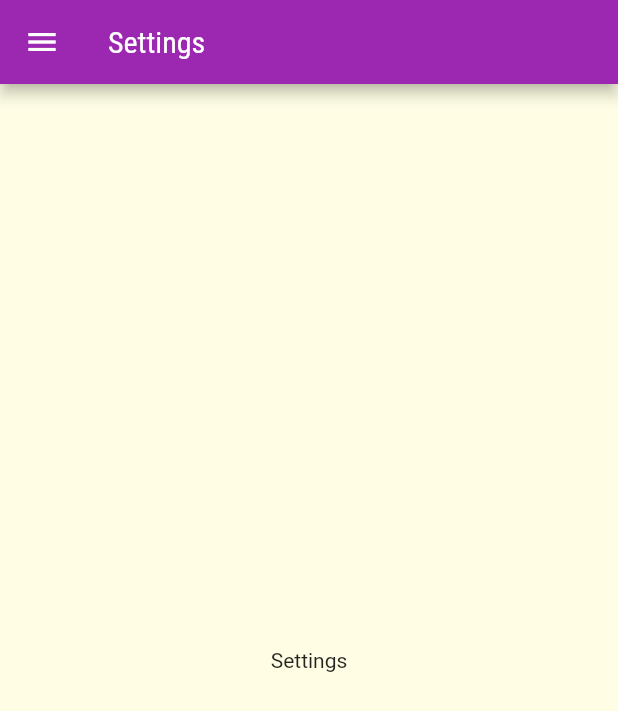
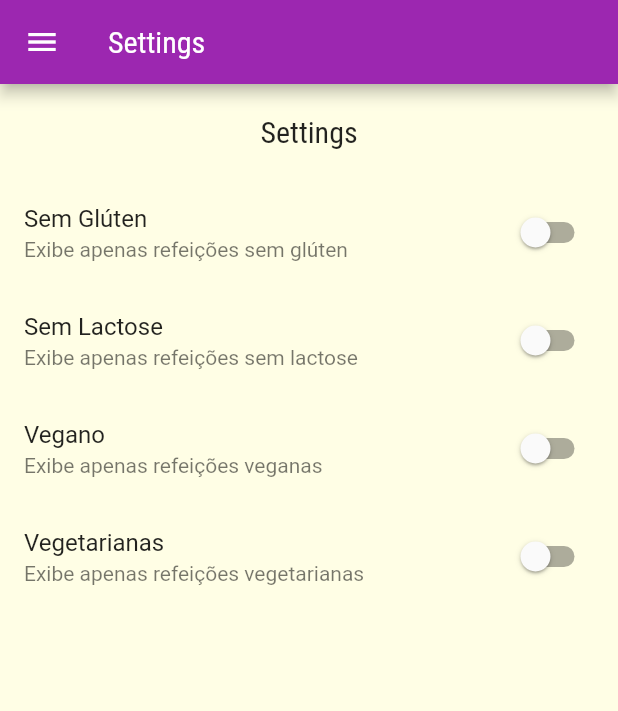
Before and after one commit to marcelinx/delimeals-flutter, a Flutter app: the SettingsScreen screen opened by its route, on a phone screen of 412 x 824 dp. Shown: the top 711 px of the screen. Run offline on Flutter 3.47's test engine with Material 2 defaults, Android fonts, the phone set to English and light mode, and no system bars; network calls fail.

```diff
--- a/lib/components/meal_item.dart
+++ b/lib/components/meal_item.dart
@@ -11,7 +11,9 @@ class MealItem extends StatelessWidget {
     Navigator.of(context).pushNamed(
       AppRoutes.MEAL_DETAIL,
       arguments: meal,
-    );
+    ).then((result){
+
+    });
   }
 
   @override
--- /dev/null
+++ b/lib/models/settings.dart
@@ -0,0 +1,13 @@
+class Settings {
+  bool isGlutenFree;
+  bool isLactoseFree;
+  bool isVegan;
+  bool isVegetarian;
+
+  Settings ({
+    this.isGlutenFree = false,
+    this.isLactoseFree = false,
+    this.isVegan = false,
+    this.isVegetarian = false,
+  });
+}
--- a/lib/screens/meal_detail_screens.dart
+++ b/lib/screens/meal_detail_screens.dart
@@ -86,6 +86,12 @@ class MealDetailScreen extends StatelessWidget {
           ],
         ),
       ),
+      floatingActionButton: FloatingActionButton(
+        child: const Icon(Icons.favorite),
+        onPressed: () {
+          Navigator.of(context).pop(meal.title);
+        },
+      ),
     );
   }
 }
--- a/lib/screens/settings_screens.dart
+++ b/lib/screens/settings_screens.dart
@@ -1,9 +1,31 @@
 import 'package:flutter/material.dart';
 
 import '../components/main_drawer.dart';
+import '../models/settings.dart';
 
-class SettingsScreen extends StatelessWidget {
+class SettingsScreen extends StatefulWidget {
   const SettingsScreen({super.key});
+
+  @override
+  State<SettingsScreen> createState() => _SettingsScreenState();
+}
+
+class _SettingsScreenState extends State<SettingsScreen> {
+  var settings = Settings();
+
+  Widget _createSwitch(
+    String title,
+    String subtitle,
+    bool value,
+    Function(bool) onChanged,
+  ) {
+    return SwitchListTile.adaptive(
+      title: Text(title),
+      subtitle: Text(subtitle),
+      value: value,
+      onChanged: onChanged,
+    );
+  }
 
   @override
   Widget build(BuildContext context) {
@@ -12,8 +34,46 @@ class SettingsScreen extends StatelessWidget {
         title: const Text('Settings'),
       ),
       drawer: const MainDrawer(),
-      body: const Center(
-        child: Text('Settings'),
+      body: Column(
+        children: <Widget>[
+          Container(
+            padding: const EdgeInsets.all(20),
+            child: Text(
+              'Settings',
+              style: Theme.of(context).textTheme.titleLarge,
+            ),
+          ),
+          Expanded(
+            child: ListView(
+              children: [
+                _createSwitch(
+                  'Sem Glúten',
+                  'Exibe apenas refeições sem glúten',
+                  settings.isGlutenFree,
+                  (value) => setState(() => settings.isGlutenFree = value),
+                ),
+                _createSwitch(
+                  'Sem Lactose',
+                  'Exibe apenas refeições sem lactose',
+                  settings.isGlutenFree,
+                  (value) => setState(() => settings.isLactoseFree = value),
+                ),
+                _createSwitch(
+                  'Vegano',
+                  'Exibe apenas refeições veganas',
+                  settings.isGlutenFree,
+                  (value) => setState(() => settings.isVegan = value),
+                ),
+                _createSwitch(
+                  'Vegetarianas',
+                  'Exibe apenas refeições vegetarianas',
+                  settings.isGlutenFree,
+                  (value) => setState(() => settings.isVegetarian = value),
+                ),
+              ],
+            ),
+          ),
+        ],
       ),
     );
   }
```
